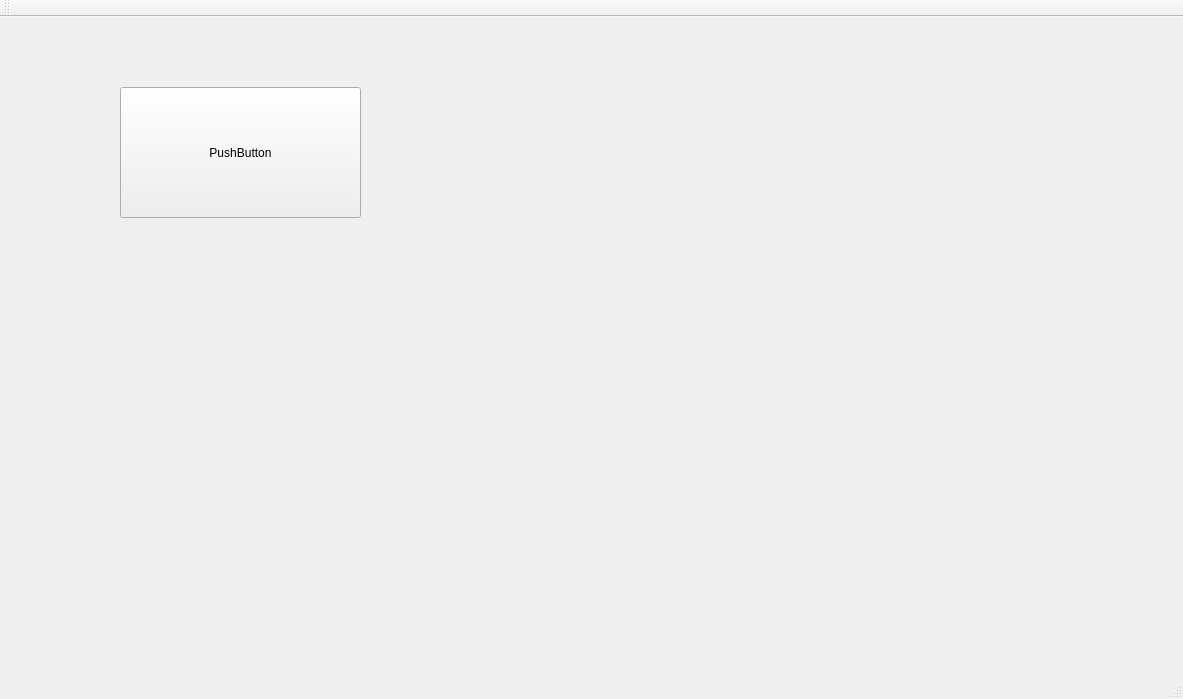
Qt form QRaspbed/raspbed.ui (johnramsden/Raspbed) before a commit.
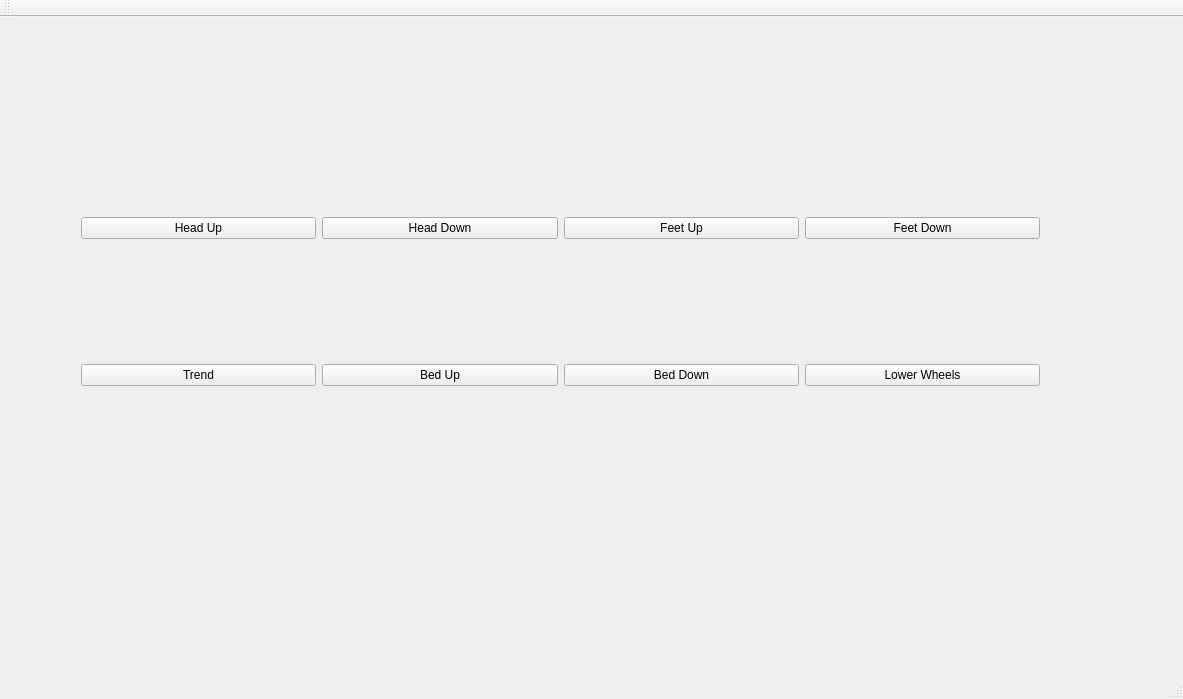
The same form after that commit.

Diff of the .ui file:
```diff
--- a/QRaspbed/raspbed.ui
+++ b/QRaspbed/raspbed.ui
@@ -14,18 +14,73 @@
    <string>Raspbed</string>
   </property>
   <widget class="QWidget" name="centralWidget">
-   <widget class="QPushButton" name="pushButton">
+   <widget class="QWidget" name="">
     <property name="geometry">
      <rect>
-      <x>120</x>
+      <x>70</x>
       <y>70</y>
-      <width>241</width>
-      <height>131</height>
+      <width>981</width>
+      <height>431</height>
      </rect>
     </property>
-    <property name="text">
-     <string>PushButton</string>
-    </property>
+    <layout class="QGridLayout" name="gridLayout_2">
+     <item row="0" column="0">
+      <widget class="QPushButton" name="headUpButton">
+       <property name="text">
+        <string>Head Up</string>
+       </property>
+      </widget>
+     </item>
+     <item row="0" column="1">
+      <widget class="QPushButton" name="headDownButton">
+       <property name="text">
+        <string>Head Down</string>
+       </property>
+      </widget>
+     </item>
+     <item row="0" column="2">
+      <widget class="QPushButton" name="feetUpButton">
+       <property name="text">
+        <string>Feet Up</string>
+       </property>
+      </widget>
+     </item>
+     <item row="0" column="3">
+      <widget class="QPushButton" name="feetDownButton">
+       <property name="text">
+        <string>Feet Down</string>
+       </property>
+      </widget>
+     </item>
+     <item row="1" column="0">
+      <widget class="QPushButton" name="trendButton">
+       <property name="text">
+        <string>Trend</string>
+       </property>
+      </widget>
+     </item>
+     <item row="1" column="1">
+      <widget class="QPushButton" name="bedUpButton">
+       <property name="text">
+        <string>Bed Up</string>
+       </property>
+      </widget>
+     </item>
+     <item row="1" column="2">
+      <widget class="QPushButton" name="bedDownButton">
+       <property name="text">
+        <string>Bed Down</string>
+       </property>
+      </widget>
+     </item>
+     <item row="1" column="3">
+      <widget class="QPushButton" name="lowerWheelsButton">
+       <property name="text">
+        <string>Lower Wheels</string>
+       </property>
+      </widget>
+     </item>
+    </layout>
    </widget>
   </widget>
   <widget class="QMenuBar" name="menuBar">
```
